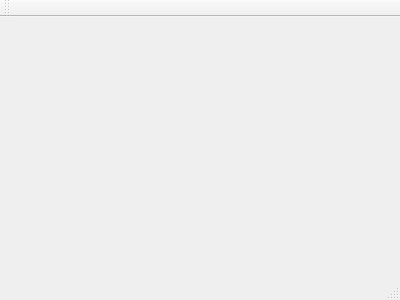
This is mainwindow.ui in jwwangchn/GUI-Qt-CV as Qt 5 draws it before an edit. The edited form follows.
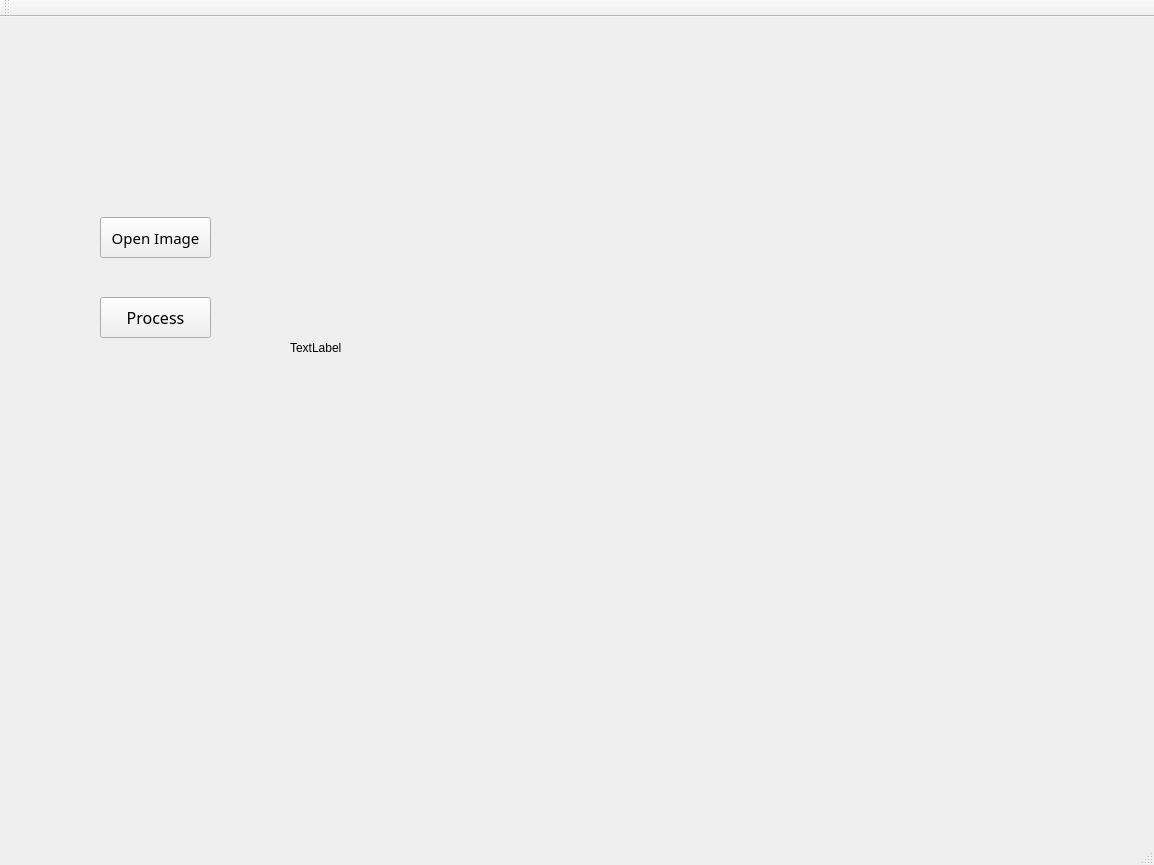
This is the edited form.

Commit message: Read image in Qt GUI.

Diff of the .ui file:
```diff
--- a/mainwindow.ui
+++ b/mainwindow.ui
@@ -1,24 +1,91 @@
 <ui version="4.0">
  <class>MainWindow</class>
- <widget class="QMainWindow" name="MainWindow" >
-  <property name="geometry" >
+ <widget class="QMainWindow" name="MainWindow">
+  <property name="geometry">
    <rect>
     <x>0</x>
     <y>0</y>
-    <width>400</width>
-    <height>300</height>
+    <width>1154</width>
+    <height>865</height>
    </rect>
   </property>
   <property name="windowTitle" >
    <string>MainWindow</string>
   </property>
-  <widget class="QMenuBar" name="menuBar" />
-  <widget class="QToolBar" name="mainToolBar" />
-  <widget class="QWidget" name="centralWidget" />
-  <widget class="QStatusBar" name="statusBar" />
+  <widget class="QWidget" name="centralWidget">
+   <widget class="QPushButton" name="pushButton_OpenImage">
+    <property name="geometry">
+     <rect>
+      <x>100</x>
+      <y>200</y>
+      <width>111</width>
+      <height>41</height>
+     </rect>
+    </property>
+    <property name="font">
+     <font>
+      <family>微软雅黑</family>
+      <pointsize>11</pointsize>
+     </font>
+    </property>
+    <property name="text">
+     <string>Open Image</string>
+    </property>
+   </widget>
+   <widget class="QPushButton" name="pushButton_Process">
+    <property name="geometry">
+     <rect>
+      <x>100</x>
+      <y>280</y>
+      <width>111</width>
+      <height>41</height>
+     </rect>
+    </property>
+    <property name="font">
+     <font>
+      <family>微软雅黑</family>
+      <pointsize>12</pointsize>
+     </font>
+    </property>
+    <property name="text">
+     <string>Process</string>
+    </property>
+   </widget>
+   <widget class="QLabel" name="label">
+    <property name="geometry">
+     <rect>
+      <x>290</x>
+      <y>100</y>
+      <width>571</width>
+      <height>461</height>
+     </rect>
+    </property>
+    <property name="text">
+     <string>TextLabel</string>
+    </property>
+   </widget>
+  </widget>
+  <widget class="QMenuBar" name="menuBar">
+   <property name="geometry">
+    <rect>
+     <x>0</x>
+     <y>0</y>
+     <width>1154</width>
+     <height>23</height>
+    </rect>
+   </property>
+  </widget>
+  <widget class="QToolBar" name="mainToolBar">
+   <attribute name="toolBarArea">
+    <enum>TopToolBarArea</enum>
+   </attribute>
+   <attribute name="toolBarBreak">
+    <bool>false</bool>
+   </attribute>
+  </widget>
+  <widget class="QStatusBar" name="statusBar"/>
  </widget>
- <layoutDefault spacing="6" margin="11" />
- <pixmapfunction></pixmapfunction>
+ <layoutdefault spacing="6" margin="11"/>
  <resources/>
  <connections/>
 </ui>
```
Left out of the diff: 3 changed lines with no effect on the pictures. The commit also changes 5 other files.
